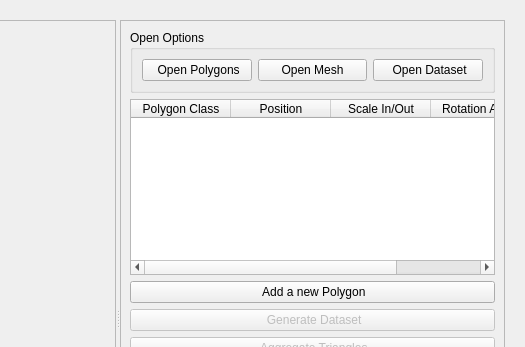
The window that src/datasetwidget.ui (DanielaCabiddu/PEMesh.2) describes before a commit, drawn with Qt 5; both pictures show x 506 to 1031 and y 0 to 347 of the 1031 by 635 pixel window.
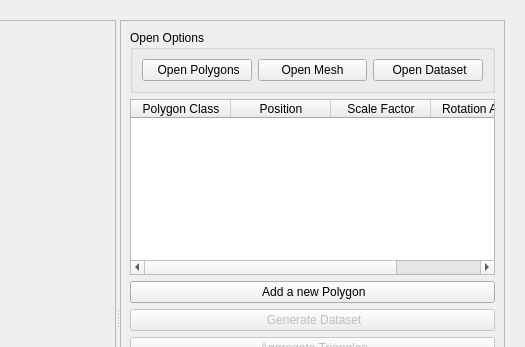
The same window after the commit. Icons and pictures are not drawn. Custom widgets are drawn as their Qt base class.

Commit message: scale factor as a double spin box instead of plus/minus buttons - save/load polygons seems to work

What changed in the file:
```diff
--- a/src/datasetwidget.ui
+++ b/src/datasetwidget.ui
@@ -245,7 +245,7 @@
             </column>
             <column>
              <property name="text">
-              <string>Scale In/Out</string>
+              <string>Scale Factor</string>
              </property>
             </column>
             <column>
```
The commit also changes 2 other files.
